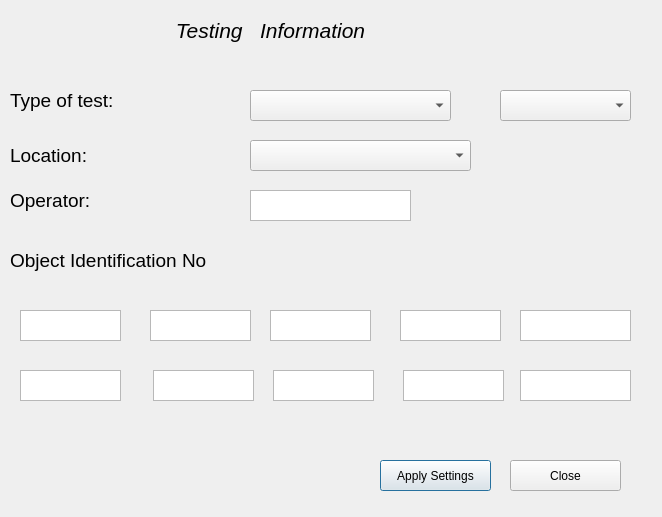
Before: the Qt Designer form GUI/testselection.ui in AudreyFrancisco/SingleLadderQualification, drawn with Qt 5.
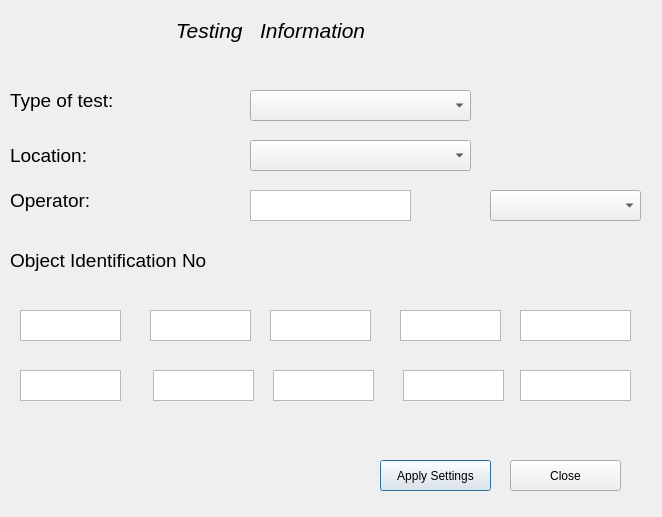
After: the same form once the commit is applied.

The edit to the form file:
```diff
--- a/GUI/testselection.ui
+++ b/GUI/testselection.ui
@@ -122,9 +122,9 @@
   <widget class="QComboBox" name="typeoftest">
    <property name="geometry">
     <rect>
-     <x>250</x>
-     <y>90</y>
-     <width>201</width>
+     <x>490</x>
+     <y>190</y>
+     <width>151</width>
      <height>31</height>
     </rect>
    </property>
@@ -320,9 +320,9 @@
   <widget class="QComboBox" name="typetest">
    <property name="geometry">
     <rect>
-     <x>500</x>
+     <x>250</x>
      <y>90</y>
-     <width>131</width>
+     <width>221</width>
      <height>31</height>
     </rect>
    </property>
```
